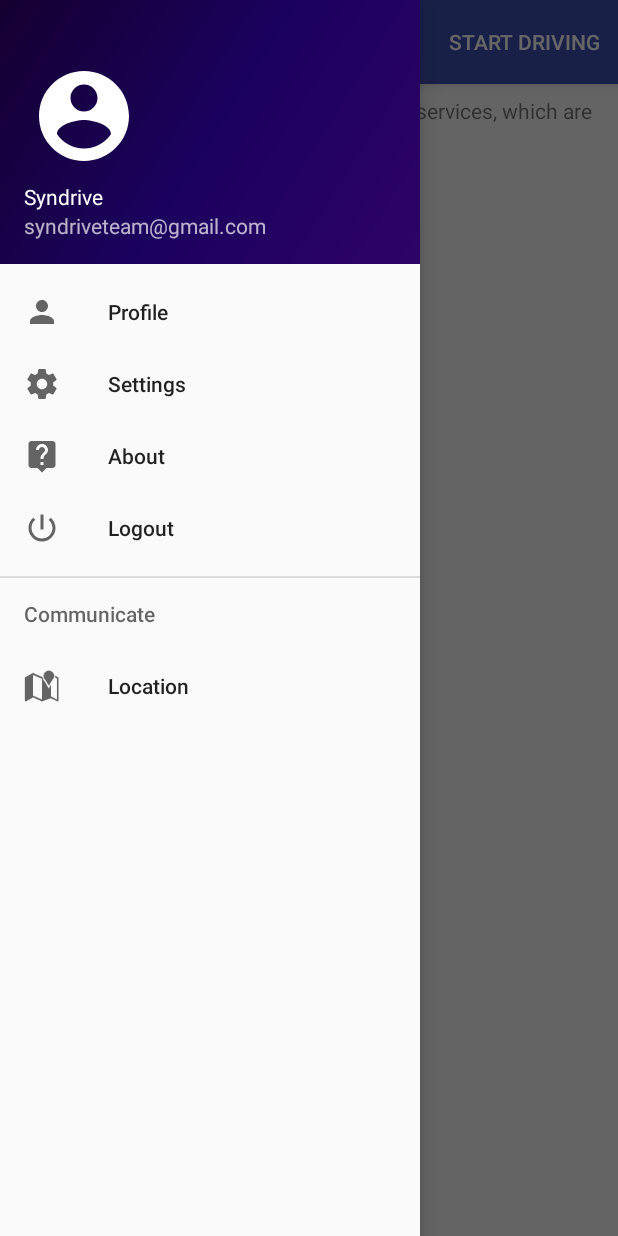
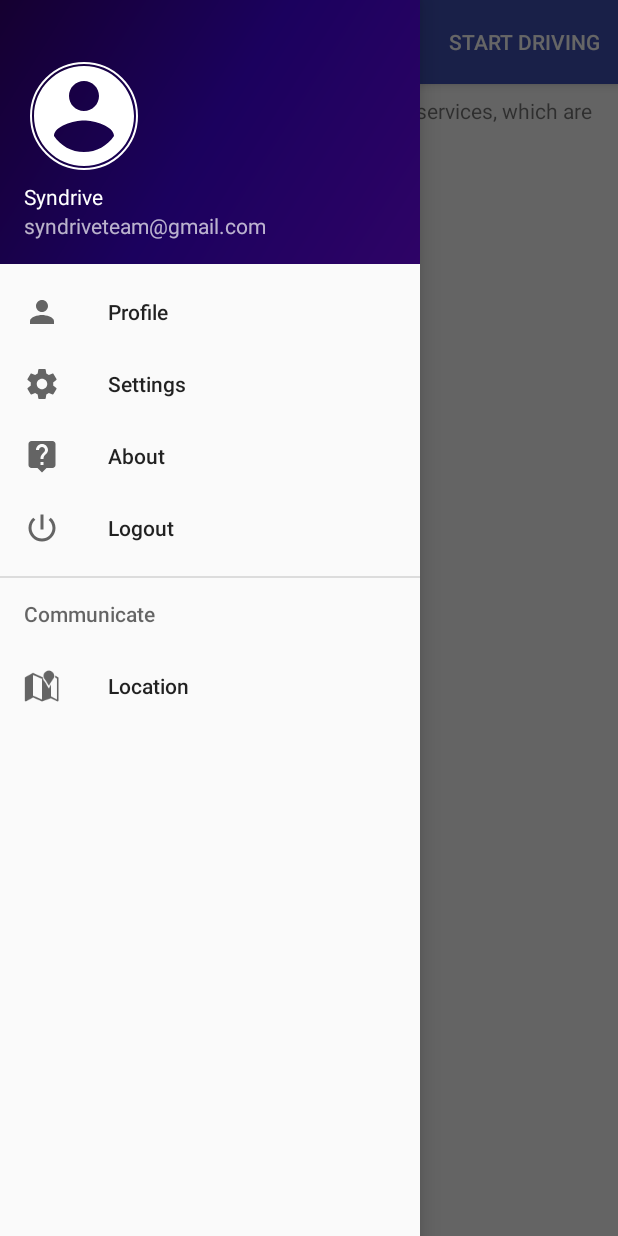
Before and after one commit to SyndriveInc/Syndrive-User, an Android app: the screen it shows after launch once a user with an empty profile is signed in (NavigationActivity), with the side drawer open, on a phone screen of 412 x 824 dp. Run offline under Robolectric (Android 15) with nearby library versions, the phone set to English and light mode, and no system bars; our stand-ins replace CircleImageView, Firebase (no records; nobody signed in at launch, a user with empty details on screens opened directly), Picasso; pictures from the network do not load.

```diff
--- a/app/src/main/AndroidManifest.xml
+++ b/app/src/main/AndroidManifest.xml
@@ -85,8 +85,10 @@
         </activity>
         <activity
             android:name=".SendSMSActivity"
-            android:label="send sms">
-
+            android:label="Send SMS">
+            <meta-data
+                android:name="android.support.PARENT_ACTIVITY"
+                android:value=".NavigationActivity" />
         </activity>
 
         <service
--- a/app/src/main/java/universe/sk/syndriveapp/NavigationActivity.java
+++ b/app/src/main/java/universe/sk/syndriveapp/NavigationActivity.java
@@ -5,7 +5,6 @@ import android.net.Uri;
 import android.os.Bundle;
 import android.support.annotation.NonNull;
 import android.support.v4.app.FragmentManager;
-import android.support.v4.app.FragmentTransaction;
 import android.support.v7.app.ActionBar;
 import android.support.design.widget.NavigationView;
 import android.support.v4.view.GravityCompat;
@@ -15,7 +14,7 @@ import android.support.v7.app.AppCompatActivity;
 import android.support.v7.widget.Toolbar;
 import android.view.Menu;
 import android.view.MenuItem;
-import android.widget.ImageView;
+import android.view.View;
 import android.widget.TextView;
 import android.widget.Toast;
 import com.google.android.gms.tasks.OnSuccessListener;
@@ -28,6 +27,7 @@ import com.google.firebase.database.ValueEventListener;
 import com.google.firebase.storage.FirebaseStorage;
 import com.google.firebase.storage.StorageReference;
 import com.squareup.picasso.Picasso;
+import de.hdodenhof.circleimageview.CircleImageView;
 
 public class NavigationActivity extends AppCompatActivity
         implements NavigationView.OnNavigationItemSelectedListener {
@@ -39,8 +39,7 @@ public class NavigationActivity extends AppCompatActivity
     private ServiceHandler mServiceHandler;
 //    private boolean isDriving = false;
     private static boolean isTracking;
-
-    ImageView imageViewNavPic;
+    CircleImageView imageViewNavPic;
     TextView tvNavName, tvNavEmail;
 
     @Override
@@ -54,22 +53,33 @@ public class NavigationActivity extends AppCompatActivity
         isTracking = false;
 
         ActionBar actionBar = getSupportActionBar();
-        actionBar.setIcon(R.mipmap.icon1);
+        //actionBar.setIcon(R.mipmap.icon1);
         actionBar.setTitle(" SYNDRIVE");
         actionBar.setDisplayUseLogoEnabled(true);
-
-        imageViewNavPic = findViewById(R.id.imageViewNavPic);
-        tvNavName = findViewById(R.id.tvNavName);
-        tvNavEmail = findViewById(R.id.tvNavEmail);
 
         firebaseAuth = FirebaseAuth.getInstance();
         firebaseDatabase = FirebaseDatabase.getInstance();
         firebaseStorage = FirebaseStorage.getInstance();
 
         storageReference = firebaseStorage.getReference();
-        //setNavProfilePic();
 
-        /* final DatabaseReference databaseReference = firebaseDatabase.getReference(firebaseAuth.getUid());
+        DrawerLayout drawer = findViewById(R.id.drawer_layout);
+        ActionBarDrawerToggle toggle = new ActionBarDrawerToggle(
+                this, drawer, toolbar, R.string.navigation_drawer_open, R.string.navigation_drawer_close);
+        drawer.addDrawerListener(toggle);
+        toggle.syncState();
+
+        NavigationView navigationView = findViewById(R.id.nav_view);
+        navigationView.setNavigationItemSelectedListener(this);
+
+        View header = navigationView.getHeaderView(0);
+        imageViewNavPic = header.findViewById(R.id.imageViewNavPic);
+        tvNavName = header.findViewById(R.id.tvNavName);
+        tvNavEmail = header.findViewById(R.id.tvNavEmail);
+
+        setNavProfilePic();
+
+        /* final DatabaseReference databaseReference = firebaseDatabase.getReference("users").child(firebaseAuth.getUid());
         databaseReference.addValueEventListener(new ValueEventListener() {
             @Override
             public void onDataChange(@NonNull DataSnapshot dataSnapshot) {
@@ -85,16 +95,6 @@ public class NavigationActivity extends AppCompatActivity
                 Toast.makeText(NavigationActivity.this, databaseError.getCode(), Toast.LENGTH_SHORT).show();
             }
         }); */
-
-        DrawerLayout drawer = findViewById(R.id.drawer_layout);
-        ActionBarDrawerToggle toggle = new ActionBarDrawerToggle(
-                this, drawer, toolbar, R.string.navigation_drawer_open, R.string.navigation_drawer_close);
-        drawer.addDrawerListener(toggle);
-        toggle.syncState();
-
-        NavigationView navigationView = findViewById(R.id.nav_view);
-        navigationView.setNavigationItemSelectedListener(this);
-
 
         //default fragment
         ContactUsFragment contactUsFragment = new ContactUsFragment();
@@ -113,7 +113,7 @@ public class NavigationActivity extends AppCompatActivity
                         Picasso.get().load(uri).fit().centerCrop().into(imageViewNavPic);
                     }
                 });
-    }
+    } // end of setNavProfilePic
 
     @Override
     public void onBackPressed() {
@@ -185,7 +185,7 @@ public class NavigationActivity extends AppCompatActivity
 
         } else if (id == R.id.nav_logout) {
             firebaseAuth.signOut();
-            Intent i = new Intent(this,MainActivity.class);
+            Intent i = new Intent(this, MainActivity.class);
             i.addFlags(Intent.FLAG_ACTIVITY_CLEAR_TOP);
             finish();
             startActivity(i);
--- a/app/src/main/java/universe/sk/syndriveapp/RegistrationActivity.java
+++ b/app/src/main/java/universe/sk/syndriveapp/RegistrationActivity.java
@@ -133,7 +133,7 @@ public class RegistrationActivity extends AppCompatActivity {
 //        databaseusers.setValue(user);
         FirebaseDatabase firebaseDatabase = FirebaseDatabase.getInstance();
         DatabaseReference databaseusers = firebaseDatabase.getReference("users");
-        Userinfo userinfo = new Userinfo(name,date,email,bloodgrp,emname1,emnum1,emname2,emnum2,emname3,emnum3);
+        Userinfo userinfo = new Userinfo(name,email,date,bloodgrp,emname1,emnum1,emname2,emnum2,emname3,emnum3);
         databaseusers.child(firebaseAuth.getUid()).setValue(userinfo);
 
     }
--- a/app/src/main/java/universe/sk/syndriveapp/SensorService.java
+++ b/app/src/main/java/universe/sk/syndriveapp/SensorService.java
@@ -66,7 +66,7 @@ public class SensorService extends Service implements SensorEventListener {
     public void onDestroy() {
         super.onDestroy();
 
-        mSensorManager.unregisterListener(this);                            // Unregister sensor when not in use
+        mSensorManager.unregisterListener(this);           // Unregister sensor when not in use
 
         mNotificationManager.cancel(NOTIFICATION);
         stopSelf();
--- /dev/null
+++ b/app/src/main/res/drawable/sms.xml
@@ -0,0 +1,5 @@
+<vector android:height="24dp" android:tint="#FFFFFF"
+    android:viewportHeight="24.0" android:viewportWidth="24.0"
+    android:width="24dp" xmlns:android="http://schemas.android.com/apk/res/android">
+    <path android:fillColor="#FF000000" android:pathData="M21,8L21,7l-3,2 -3,-2v1l3,2 3,-2zM22,3L2,3C0.9,3 0,3.9 0,5v14c0,1.1 0.9,2 2,2h20c1.1,0 1.99,-0.9 1.99,-2L24,5c0,-1.1 -0.9,-2 -2,-2zM8,6c1.66,0 3,1.34 3,3s-1.34,3 -3,3 -3,-1.34 -3,-3 1.34,-3 3,-3zM14,18L2,18v-1c0,-2 4,-3.1 6,-3.1s6,1.1 6,3.1v1zM22,12h-8L14,6h8v6z"/>
+</vector>
--- a/app/src/main/res/layout/nav_header_navigation.xml
+++ b/app/src/main/res/layout/nav_header_navigation.xml
@@ -12,12 +12,14 @@
     android:paddingTop="@dimen/activity_vertical_margin"
     android:theme="@style/ThemeOverlay.AppCompat.Dark">
 
-    <ImageView
+    <de.hdodenhof.circleimageview.CircleImageView
         android:id="@+id/imageViewNavPic"
         android:layout_width="80dp"
         android:layout_height="80dp"
         android:contentDescription="@string/nav_header_desc"
         android:paddingTop="@dimen/nav_header_vertical_spacing"
+        app:civ_border_color="#FFFFFF"
+        app:civ_border_width="1dp"
         app:srcCompat="@drawable/profile_pic_default" />
 
     <TextView
```
Also changed, not shown: app/src/main/java/universe/sk/syndriveapp/GPSTracker.java (+6 -4 lines), app/src/main/java/universe/sk/syndriveapp/SendSMSActivity.java (+23 -4 lines), 2 other files.
